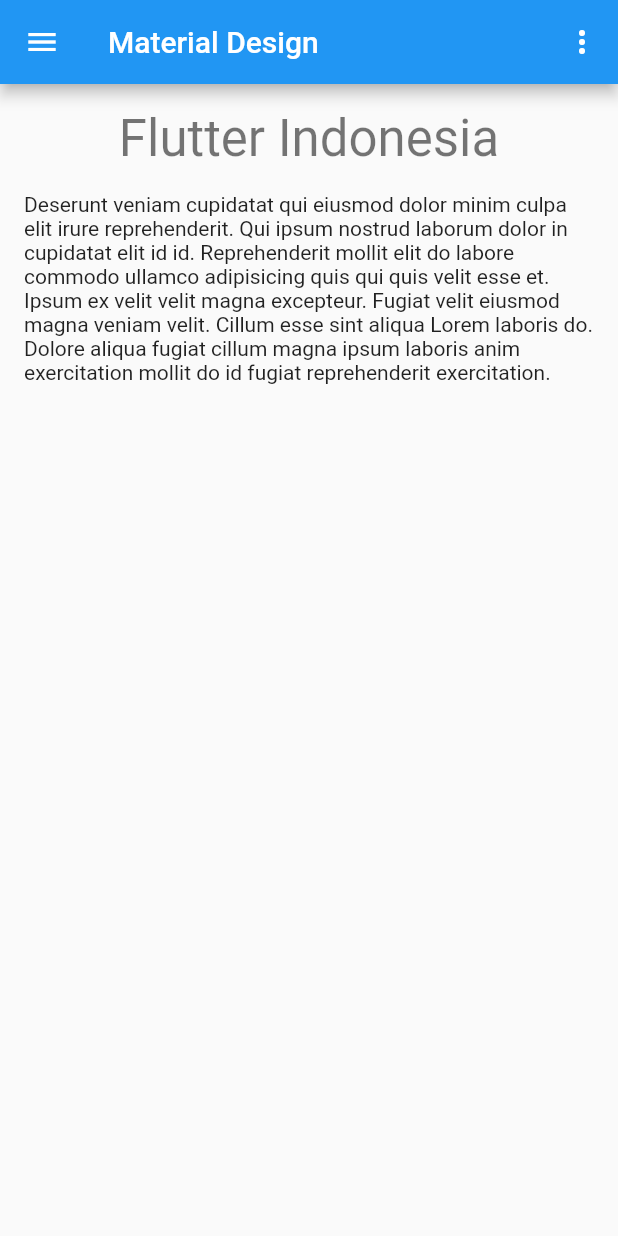
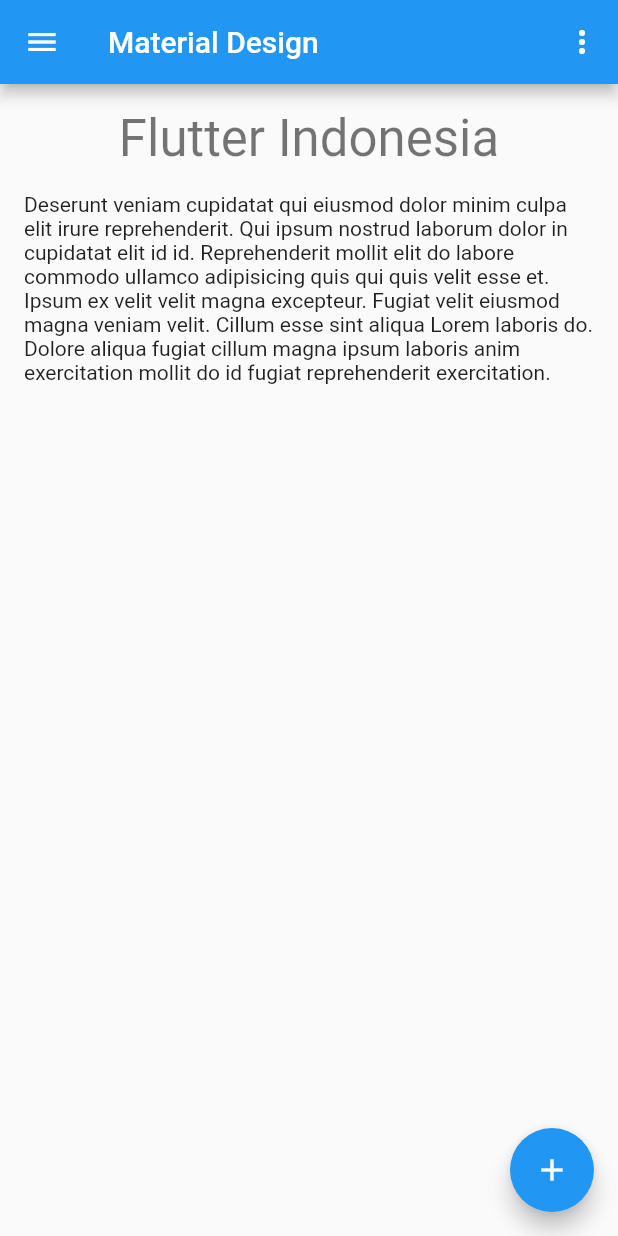
Before and after one commit to omrobbie/flutter-dasar-ui, a Flutter app: the screen it shows after launch, on a phone screen of 412 x 824 dp. Run offline on Flutter 3.47's test engine with Material 2 defaults, Android fonts, the phone set to English and light mode, and no system bars.

Commit message:
tambahkan floating action button

```diff
--- a/lib/material_screen.dart
+++ b/lib/material_screen.dart
@@ -33,12 +33,19 @@ class _MaterialScreenState extends State<MaterialScreen> {
       ],
     );
 
+    var _fab = FloatingActionButton(
+      child: Icon(Icons.add),
+      tooltip: 'Add Floating',
+      onPressed: () {},
+    );
+
     return new Scaffold(
       appBar: _appBar,
       body: Padding(
         padding: EdgeInsets.all(16.0),
         child: _body,
       ),
+      floatingActionButton: _fab,
     );
   }
 }
```
